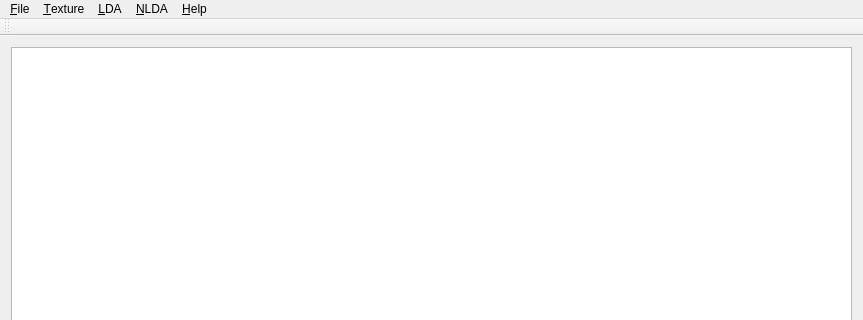
The window that mainwindow.ui (hubutui/MachineLearning) describes before a commit, drawn with Qt 5; both pictures show x 0 to 863 and y 0 to 320 of the 863 by 595 pixel window.
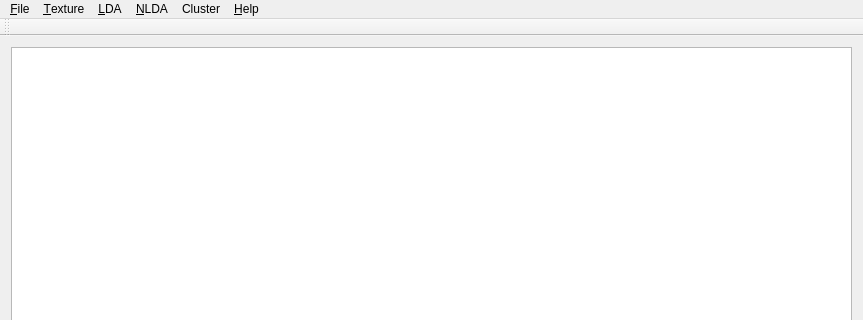
The same window after the commit.

Commit message: 添加了聚类的菜单，但是还没有实现．

```diff
--- a/mainwindow.ui
+++ b/mainwindow.ui
@@ -72,10 +72,18 @@
     <addaction name="actionMinimum_Distance_Classifier"/>
     <addaction name="actionKNN"/>
    </widget>
+   <widget class="QMenu" name="menuCluster">
+    <property name="title">
+     <string>Cluster</string>
+    </property>
+    <addaction name="actionK_Means"/>
+    <addaction name="actionISODATA"/>
+   </widget>
    <addaction name="menu_File"/>
    <addaction name="menu_Texture"/>
    <addaction name="menuLDA"/>
    <addaction name="menuNLDA"/>
+   <addaction name="menuCluster"/>
    <addaction name="menu_Help"/>
   </widget>
   <widget class="QToolBar" name="mainToolBar">
```
Left out of the diff: 10 changed lines with no effect on the pictures. The commit also changes 2 other files.
